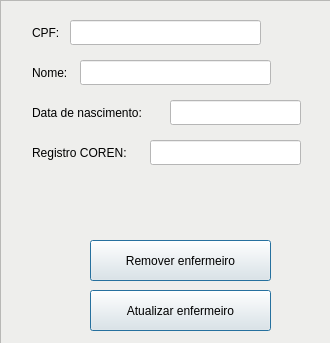
Above: cadvac_gui/nursedetailswindow.ui from lucasnatali98/CADVAC before the change. Below: the same form after it.
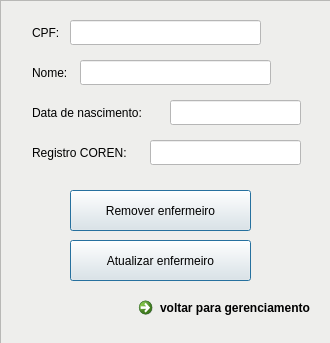
That is the form after the change.

The edit to the form file:
```diff
--- a/cadvac_gui/nursedetailswindow.ui
+++ b/cadvac_gui/nursedetailswindow.ui
@@ -159,8 +159,8 @@
     <widget class="QPushButton" name="removeNurseButton">
      <property name="geometry">
       <rect>
-       <x>90</x>
-       <y>240</y>
+       <x>70</x>
+       <y>190</y>
        <width>181</width>
        <height>41</height>
       </rect>
@@ -175,8 +175,8 @@
     <widget class="QPushButton" name="updateNurseButton">
      <property name="geometry">
       <rect>
-       <x>90</x>
-       <y>290</y>
+       <x>70</x>
+       <y>240</y>
        <width>181</width>
        <height>41</height>
       </rect>
@@ -204,6 +204,19 @@
       <bool>true</bool>
      </property>
     </widget>
+    <widget class="QCommandLinkButton" name="backButton">
+     <property name="geometry">
+      <rect>
+       <x>131</x>
+       <y>290</y>
+       <width>191</width>
+       <height>41</height>
+      </rect>
+     </property>
+     <property name="text">
+      <string>voltar para gerenciamento</string>
+     </property>
+    </widget>
    </widget>
   </widget>
  </widget>
```
